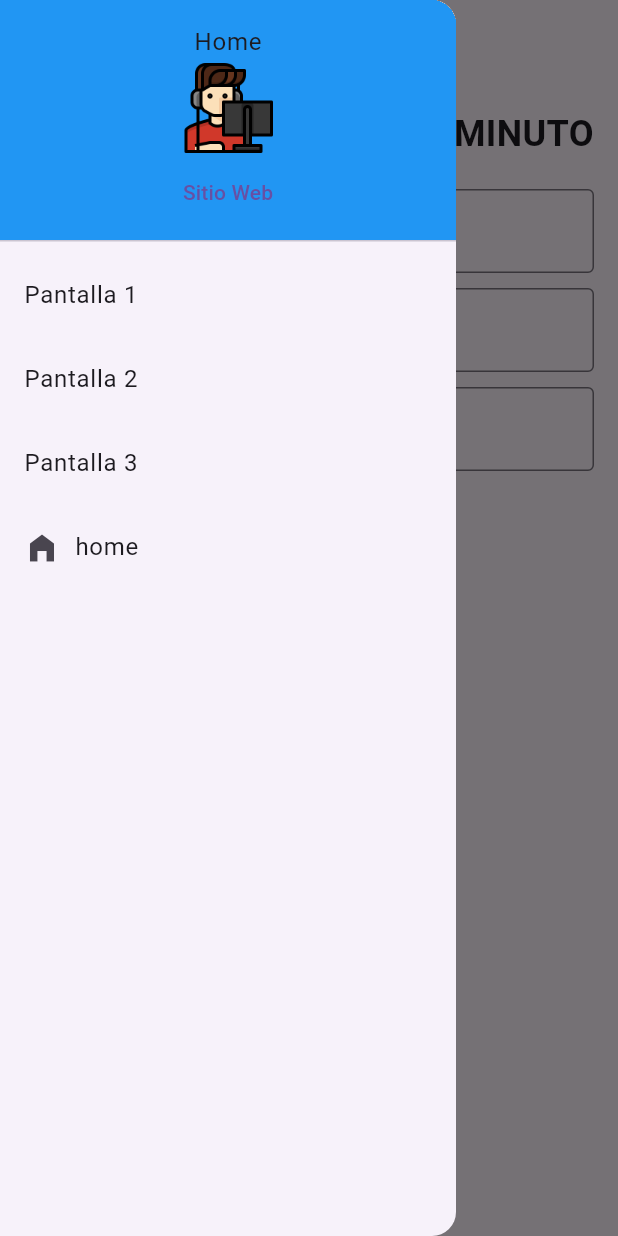
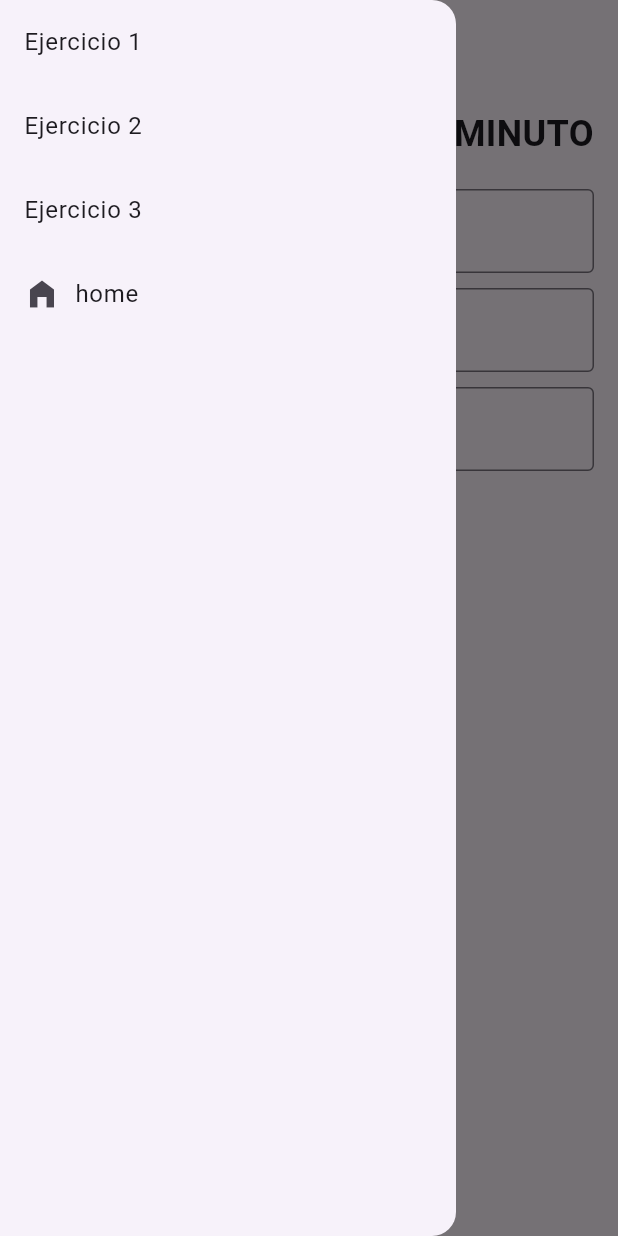
Before and after one commit to iangabrielp/M3_Evaluacion1, a Flutter app: the Pantalla1 screen opened directly, with the side drawer open, on a phone screen of 412 x 824 dp. Run offline on Flutter 3.47's test engine with Material 3 defaults, Android fonts, the phone set to English and light mode, and no system bars.

Commit message:
ejercicio ultimo

```diff
--- a/lib/main.dart
+++ b/lib/main.dart
@@ -44,16 +44,16 @@ class Cuerpo extends StatelessWidget {
           drawer: Drawer(
         child: ListView(children: [
           ListTile(
-            title: Text("Pantalla 1"),
+            title: Text("Ejercicio 1"),
             onTap: () =>
             Navigator.push(context, MaterialPageRoute(builder: (context)=>Pantalla1())),
           ),
           ListTile(
-            title: Text("Pantalla 2"),
+            title: Text("Ejercicio 2"),
             onTap: () => Navigator.push(context, MaterialPageRoute(builder: (context)=>Pantalla2())),
           ),
           ListTile(
-            title: Text("Pantalla 3"),
+            title: Text("Ejercicio 3"),
             onTap: () => Navigator.push(context, MaterialPageRoute(builder: (context)=>Pantalla3())),
           )
         ],),
@@ -65,7 +65,7 @@ class Cuerpo extends StatelessWidget {
 void mensajeCreditos(context){
 showDialog(context: context, builder: (context)=>
 AlertDialog(
-  title: Center(child: Text("Titulo: Ejercicios de Programacion")),
+  title: Center(child: Center(child: Text("Ejercicios de Programacion"))),
   content: Column(
     children: [
       Center(child: Text("Programador: Gabriel Proaño")),
--- a/lib/navigation/Drawer.dart
+++ b/lib/navigation/Drawer.dart
@@ -13,29 +13,19 @@ class MiDrawer extends StatelessWidget {
         child: ListView(
           children: [
 
-        DrawerHeader(
-          decoration: BoxDecoration(color: Colors.blue),
-          child: Column(
-            children: [
-              Text("Home"),
-              Expanded(child: Image.asset("assets/images/logo.png",)),
-              TextButton(onPressed: ()=>(), child: Text("Sitio Web"))
-            ],
-          ),
-        ),
 
 
           ListTile(
-            title: Text("Pantalla 1",),
+            title: Text("Ejercicio 1",),
             onTap: () =>
             Navigator.push(context, MaterialPageRoute(builder: (context)=>Pantalla1())),
           ),
           ListTile(
-            title: Text("Pantalla 2"),
+            title: Text("Ejercicio 2"),
             onTap: () => Navigator.push(context, MaterialPageRoute(builder: (context)=>Pantalla2())),
           ),
           ListTile(
-            title: Text("Pantalla 3"),
+            title: Text("Ejercicio 3"),
             onTap: () => Navigator.push(context, MaterialPageRoute(builder: (context)=>Pantalla3())),
           ),
 
```
Also changed, not shown: assets/images/logo.png (deleted).
